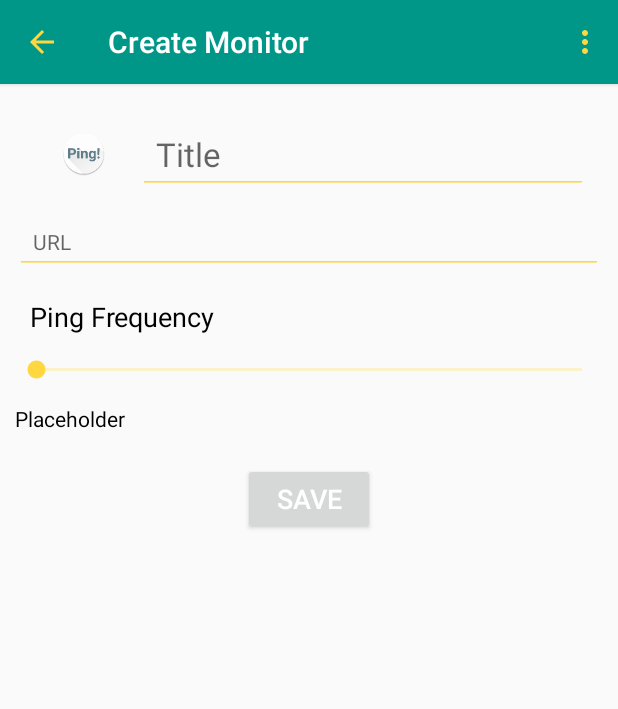
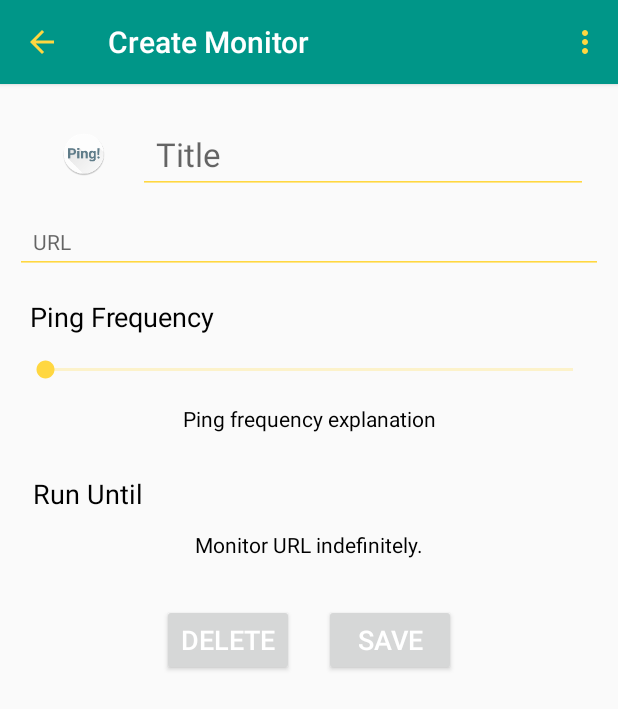
Before and after one commit to colinrtwhite/Ping, an Android app: the CreateMonitorActivity screen opened directly, with no data from a screen before it, on a phone screen of 412 x 824 dp. Shown: the top 709 px of the screen. Run offline under Robolectric (Android 15) with nearby library versions, the phone set to English and light mode, and no system bars.

Commit message:
Add date picker to CreateMonitorActivity and other small layout tweaks.

```diff
--- a/app/src/main/java/com/colinwhite/ping/CreateMonitorActivity.java
+++ b/app/src/main/java/com/colinwhite/ping/CreateMonitorActivity.java
@@ -1,21 +1,34 @@
 package com.colinwhite.ping;
 
+import android.app.DatePickerDialog;
 import android.content.Intent;
 import android.os.Bundle;
 import android.support.v7.app.ActionBarActivity;
 import android.support.v7.widget.Toolbar;
 import android.view.Menu;
 import android.view.MenuItem;
+import android.view.View;
+import android.widget.DatePicker;
 import android.widget.EditText;
 import android.widget.ImageView;
+import android.widget.TextView;
+
+import java.text.SimpleDateFormat;
+import java.util.Calendar;
+import java.util.Locale;
 
 public class CreateMonitorActivity extends ActionBarActivity {
 
     public static final String URL_FIELD_VALUE = "URL_FIELD_VALUE";
+    private static final String DATE_FORMAT = "dd/MM/yy";
 
     private static Toolbar mToolbar;
     private static ImageView mMonitorIcon;
     private static EditText mUrlField;
+    private static TextView mDatePickerOutput;
+    private static Calendar mEndDate;
+    private static DatePickerDialog mDatePickerDialog;
+    private boolean mHasEndDate = false;
 
     @Override
     protected void onCreate(Bundle savedInstanceState) {
@@ -33,9 +46,39 @@ public class CreateMonitorActivity extends ActionBarActivity {
         }
         getSupportActionBar().setDisplayHomeAsUpEnabled(true);
 
-        mUrlField = (EditText) findViewById(R.id.url_text_field_create);
+        // Make the DatePicker set the output TextField's date when it is changed.
+        mEndDate = Calendar.getInstance();
+        final DatePickerDialog.OnDateSetListener date = new DatePickerDialog.OnDateSetListener() {
+            @Override
+            public void onDateSet(DatePicker view, int year, int month, int day) {
+                mEndDate.set(Calendar.YEAR, year);
+                mEndDate.set(Calendar.MONTH, month);
+                mEndDate.set(Calendar.DAY_OF_MONTH, day);
+
+                // Set the output TextView's text.
+                SimpleDateFormat format = new SimpleDateFormat(DATE_FORMAT, Locale.UK);
+                mDatePickerOutput.setText(format.format(mEndDate.getTime()));
+
+                mHasEndDate = true;
+            }
+        };
+
+        // Set the DatePicker to popup when the TextField is clicked.
+        mDatePickerOutput = (TextView) findViewById(R.id.date_picker_output);
+        mDatePickerDialog = new DatePickerDialog(this,
+                date,
+                mEndDate.get(Calendar.YEAR),
+                mEndDate.get(Calendar.MONTH),
+                mEndDate.get(Calendar.DAY_OF_MONTH));
+        mDatePickerOutput.setOnClickListener(new View.OnClickListener() {
+            @Override
+            public void onClick(View v) {
+                mDatePickerDialog.show();
+            }
+        });
 
         // Set the URL EditText to the passed value.
+        mUrlField = (EditText) findViewById(R.id.url_text_field_create);
         Intent intent = getIntent();
         if (intent.hasExtra(URL_FIELD_VALUE)) {
             mUrlField.setText(intent.getStringExtra(URL_FIELD_VALUE));
--- a/app/src/main/java/com/colinwhite/ping/MainActivity.java
+++ b/app/src/main/java/com/colinwhite/ping/MainActivity.java
@@ -141,7 +141,7 @@ public class MainActivity extends ActionBarActivity {
 
         @Override
         public void onReceive(Context context, Intent intent) {
-            TextView textView = (TextView) findViewById(R.id.output_text_view_id);
+            TextView textView = (TextView) findViewById(R.id.output_text_view);
 
             switch (intent.getIntExtra(PingService.STATUS_ID, PingService.OTHER)) {
                 case PingService.IS_UP:
--- a/app/src/main/res/layout/activity_create_monitor.xml
+++ b/app/src/main/res/layout/activity_create_monitor.xml
@@ -9,7 +9,7 @@
     tools:context=".CreateMonitorActivity"
     tools:ignore="MergeRootFrame">
 
-<android.support.v7.widget.Toolbar
+    <android.support.v7.widget.Toolbar
         android:id="@+id/create_monitor_toolbar"
         android:layout_width="match_parent"
         android:layout_height="wrap_content"
@@ -75,24 +75,65 @@
             android:id="@+id/ping_frequency_seek_bar"
             android:layout_width="match_parent"
             android:layout_height="wrap_content"
-            android:padding="14sp" />
+            android:max="5"
+            android:paddingBottom="14sp"
+            android:paddingLeft="20sp"
+            android:paddingRight="20sp"
+            android:paddingTop="14sp" />
 
         <TextView
             android:id="@+id/ping_frequency_explanation"
             android:layout_width="match_parent"
             android:layout_height="wrap_content"
+            android:gravity="center_horizontal"
             android:maxLines="1"
-            android:text="Placeholder"
+            android:text="@string/ping_frequency_explanation"
             android:textColor="@android:color/black"
             android:textSize="@dimen/abc_text_size_small_material" />
 
-        <Button
+        <Space
+            android:layout_width="match_parent"
+            android:layout_height="16sp" />
+
+        <TextView
+            android:layout_width="match_parent"
+            android:layout_height="wrap_content"
+            android:padding="12sp"
+            android:text="@string/date_picker_header"
+            android:textColor="@android:color/black"
+            android:textSize="@dimen/abc_text_size_medium_material" />
+
+        <TextView
+            android:id="@+id/date_picker_output"
             android:layout_width="wrap_content"
             android:layout_height="wrap_content"
-            android:layout_gravity="center_horizontal"
-            android:layout_marginTop="20sp"
-            android:text="@string/save_button_text"
-            android:textSize="@dimen/abc_text_size_medium_material" />
+            android:layout_gravity="center"
+            android:text="@string/date_picker_label"
+            android:textColor="@android:color/black"
+            android:textSize="@dimen/abc_text_size_small_material" />
 
+        <LinearLayout
+            android:layout_width="match_parent"
+            android:layout_height="wrap_content"
+            android:layout_margin="20sp"
+            android:gravity="center_horizontal"
+            android:orientation="horizontal">
+
+            <Button
+                android:id="@+id/delete_button"
+                android:layout_width="wrap_content"
+                android:layout_height="wrap_content"
+                android:layout_margin="10sp"
+                android:text="@string/delete_button_text"
+                android:textSize="@dimen/abc_text_size_medium_material" />
+
+            <Button
+                android:id="@+id/save_button"
+                android:layout_width="wrap_content"
+                android:layout_height="wrap_content"
+                android:layout_margin="10sp"
+                android:text="@string/save_button_text"
+                android:textSize="@dimen/abc_text_size_medium_material" />
+        </LinearLayout>
     </LinearLayout>
 </LinearLayout>
--- a/app/src/main/res/layout/activity_main.xml
+++ b/app/src/main/res/layout/activity_main.xml
@@ -71,7 +71,7 @@
                 android:layout_height="10sp" />
 
             <TextView
-                android:id="@+id/output_text_view_id"
+                android:id="@+id/output_text_view"
                 android:layout_width="match_parent"
                 android:layout_height="wrap_content"
                 android:text="@string/initial_output_text_id"
--- a/app/src/main/res/values/strings.xml
+++ b/app/src/main/res/values/strings.xml
@@ -14,5 +14,9 @@
     <string name="ping_frequency_header">Ping Frequency</string>
     <string name="url_hint">URL</string>
     <string name="save_button_text">Save</string>
+    <string name="delete_button_text">Delete</string>
+    <string name="ping_frequency_explanation">Ping frequency explanation</string>
+    <string name="date_picker_header">Run Until</string>
+    <string name="date_picker_label">Monitor URL indefinitely.</string>
 
 </resources>
```
